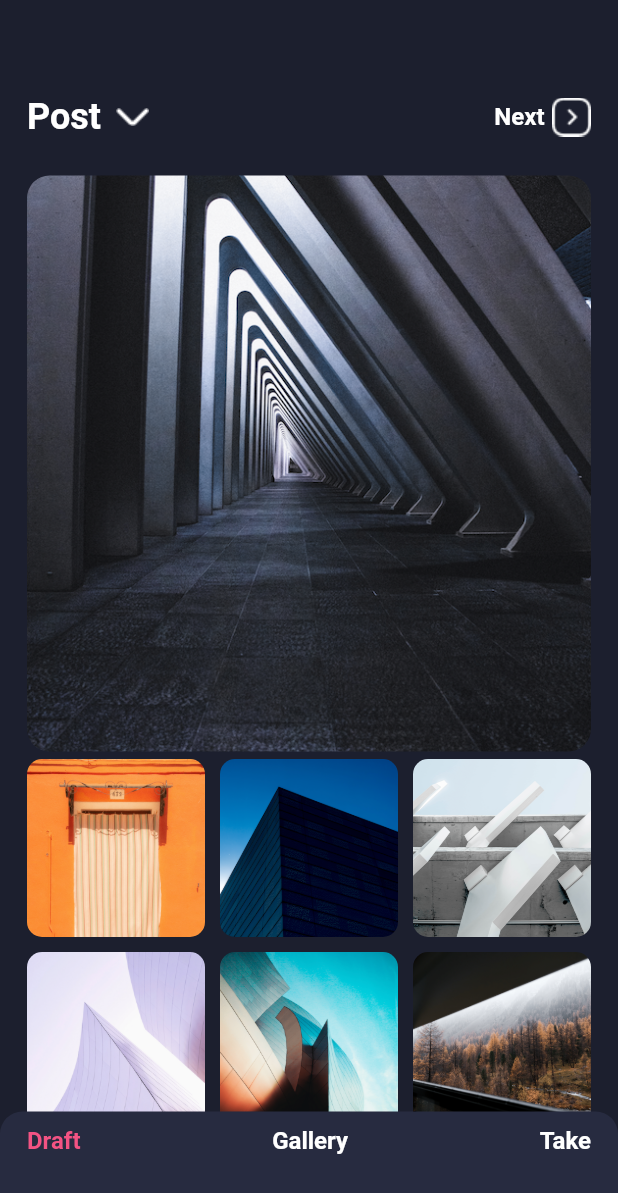
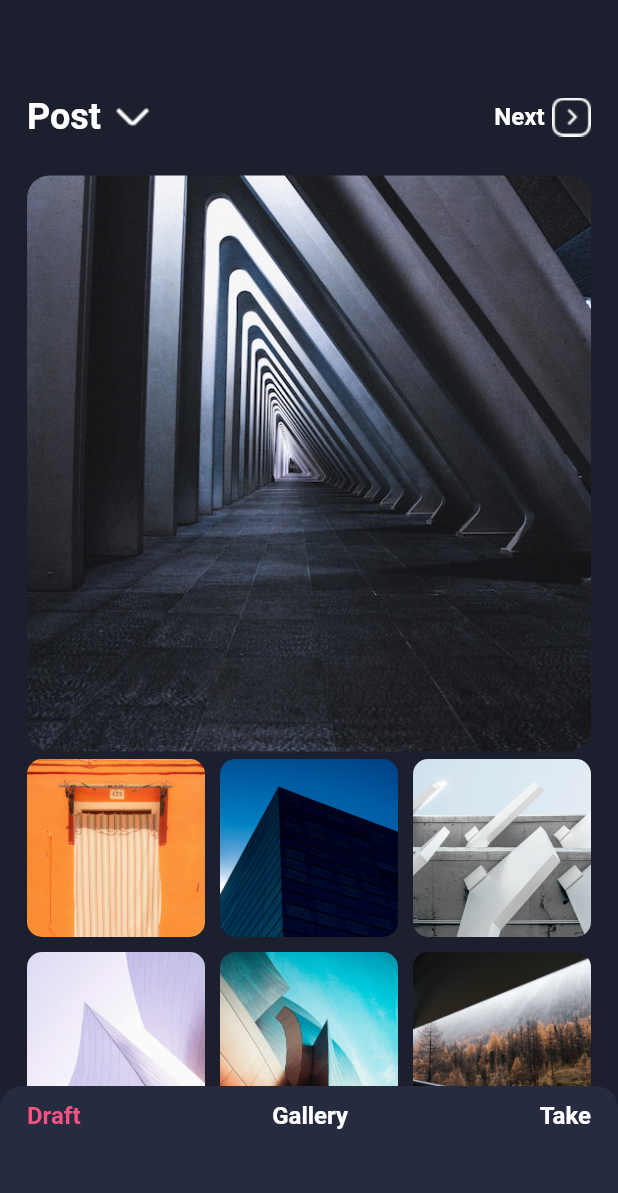
Before and after one commit to rminaghajani/instagram_application, a Flutter app: the AddScreen screen opened directly, on a phone screen of 412 x 824 dp. Shown: the top 1193 px of the screen. Run offline on Flutter 3.47's test engine with Material 2 defaults, Android fonts, the phone set to English and light mode, and no system bars; our stand-ins replace dotted_border; Roboto replaces fonts that are missing (GB).

Commit message:
add screen updated

```diff
--- a/lib/screens/add_screen.dart
+++ b/lib/screens/add_screen.dart
@@ -13,7 +13,7 @@ class AddScreen extends StatelessWidget {
         children: [
           _getWholeScrollingPart(),
           Container(
-            height: 83,
+            height: 100,
             width: double.infinity,
             decoration: BoxDecoration(
               color: mainColorLighter,
@@ -103,7 +103,7 @@ class AddScreen extends StatelessWidget {
           ),
         ),
         SliverPadding(
-          padding: EdgeInsets.only(bottom: 90),
+          padding: EdgeInsets.only(bottom: 110),
         )
       ],
     );
```
